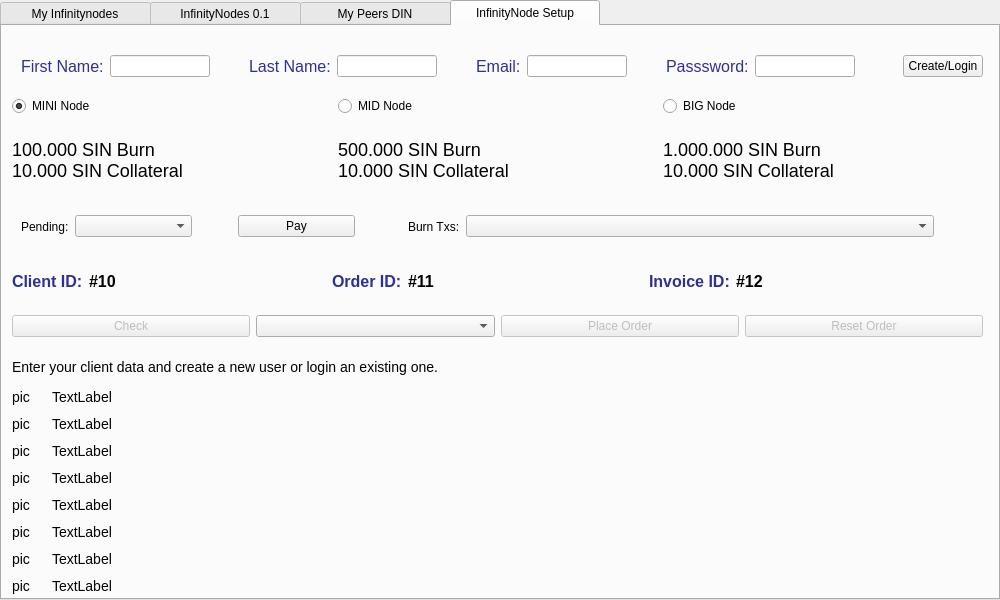
First picture: the form in src/qt/forms/masternodelist.ui, repository MIPPL/SIN-core, before the edit.
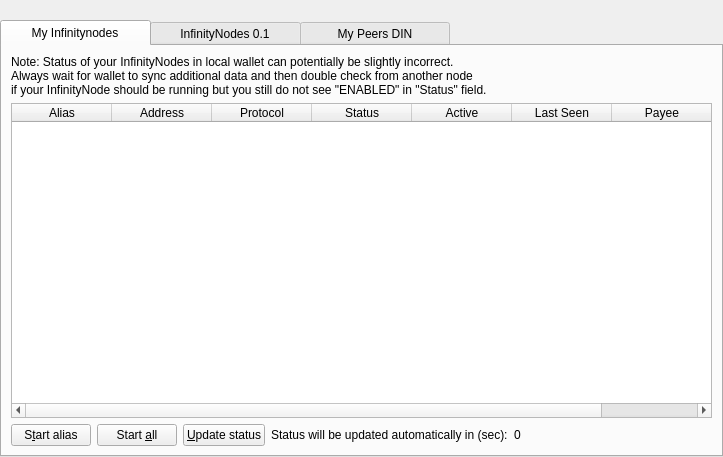
Second picture: the form after the edit.

Commit message:
Revert "DIN setup GUI minor visual fixes"
This reverts commit 56c819c6b324e4588f6ba9265bcb1923a2e4b6b0.

Diff of the .ui file:
```diff
--- a/src/qt/forms/masternodelist.ui
+++ b/src/qt/forms/masternodelist.ui
@@ -6,16 +6,10 @@
    <rect>
     <x>0</x>
     <y>0</y>
-    <width>1000</width>
-    <height>600</height>
+    <width>723</width>
+    <height>457</height>
    </rect>
   </property>
-  <property name="minimumSize">
-   <size>
-    <width>1000</width>
-    <height>600</height>
-   </size>
-  </property>
   <property name="windowTitle">
    <string>Form</string>
   </property>
@@ -24,7 +18,7 @@
 width: 150px; 
 }</string>
   </property>
-  <layout class="QHBoxLayout" name="horizontalLayout_2">
+  <layout class="QVBoxLayout" name="topLayout">
    <property name="leftMargin">
     <number>0</number>
    </property>
@@ -38,14 +32,27 @@
     <number>0</number>
    </property>
    <item>
-    <layout class="QHBoxLayout" name="horizontalLayout_7">
+    <layout class="QVBoxLayout" name="verticalLayout">
      <property name="bottomMargin">
       <number>0</number>
      </property>
+     <item>
+      <spacer name="horizontalSpacer0">
+       <property name="orientation">
+        <enum>Qt::Horizontal</enum>
+       </property>
+       <property name="sizeHint" stdset="0">
+        <size>
+         <width>40</width>
+         <height>20</height>
+        </size>
+       </property>
+      </spacer>
+     </item>
      <item>
       <widget class="QTabWidget" name="tabWidget">
        <property name="currentIndex">
-        <number>3</number>
+        <number>0</number>
        </property>
        <widget class="QWidget" name="tabMyMasternodes">
         <attribute name="title">
@@ -436,779 +443,6 @@
          </item>
         </layout>
        </widget>
-       <widget class="QWidget" name="tabNodeSetup">
-        <attribute name="title">
-         <string>InfinityNode Setup</string>
-        </attribute>
-        <widget class="QWidget" name="gridLayoutWidget">
-         <property name="geometry">
-          <rect>
-           <x>10</x>
-           <y>70</y>
-           <width>971</width>
-           <height>101</height>
-          </rect>
-         </property>
-         <layout class="QGridLayout" name="nodeSelect">
-          <property name="sizeConstraint">
-           <enum>QLayout::SetDefaultConstraint</enum>
-          </property>
-          <item row="1" column="0">
-           <widget class="QLabel" name="labelLILDesc">
-            <property name="styleSheet">
-             <string notr="true">font-size:18px;
-color:#000000;</string>
-            </property>
-            <property name="text">
-             <string>100.000 SIN Burn
-10.000 SIN Collateral</string>
-            </property>
-           </widget>
-          </item>
-          <item row="0" column="1">
-           <widget class="QRadioButton" name="radioMIDNode">
-            <property name="text">
-             <string>MID Node</string>
-            </property>
-            <attribute name="buttonGroup">
-             <string notr="true">buttonGroup</string>
-            </attribute>
-           </widget>
-          </item>
-          <item row="1" column="1">
-           <widget class="QLabel" name="labelMIDDesc">
-            <property name="styleSheet">
-             <string notr="true">font-size:18px;
-color:#000000;</string>
-            </property>
-            <property name="text">
-             <string>500.000 SIN Burn
-10.000 SIN Collateral</string>
-            </property>
-           </widget>
-          </item>
-          <item row="0" column="0">
-           <widget class="QRadioButton" name="radioLILNode">
-            <property name="text">
-             <string>MINI Node</string>
-            </property>
-            <property name="checked">
-             <bool>true</bool>
-            </property>
-            <attribute name="buttonGroup">
-             <string notr="true">buttonGroup</string>
-            </attribute>
-           </widget>
-          </item>
-          <item row="0" column="2">
-           <widget class="QRadioButton" name="radioBIGNode">
-            <property name="text">
-             <string>BIG Node</string>
-            </property>
-            <attribute name="buttonGroup">
-             <string notr="true">buttonGroup</string>
-            </attribute>
-           </widget>
-          </item>
-          <item row="1" column="2">
-           <widget class="QLabel" name="labelBIGDesc">
-            <property name="styleSheet">
-             <string notr="true">font-size:18px;
-color:#000000;</string>
-            </property>
-            <property name="text">
-             <string>1.000.000 SIN Burn
-10.000 SIN Collateral</string>
-            </property>
-           </widget>
-          </item>
-         </layout>
-        </widget>
-        <widget class="QWidget" name="verticalLayoutWidget_2">
-         <property name="geometry">
-          <rect>
-           <x>50</x>
-           <y>360</y>
-           <width>931</width>
-           <height>210</height>
-          </rect>
-         </property>
-         <layout class="QVBoxLayout" name="verticalLayout_5">
-          <item>
-           <widget class="QLabel" name="labelTxt_1">
-            <property name="styleSheet">
-             <string notr="true">font-size:14px;</string>
-            </property>
-            <property name="text">
-             <string>TextLabel</string>
-            </property>
-           </widget>
-          </item>
-          <item>
-           <widget class="QLabel" name="labelTxt_2">
-            <property name="styleSheet">
-             <string notr="true">font-size:14px;</string>
-            </property>
-            <property name="text">
-             <string>TextLabel</string>
-            </property>
-           </widget>
-          </item>
-          <item>
-           <widget class="QLabel" name="labelTxt_3">
-            <property name="styleSheet">
-             <string notr="true">font-size:14px;</string>
-            </property>
-            <property name="text">
-             <string>TextLabel</string>
-            </property>
-           </widget>
-          </item>
-          <item>
-           <widget class="QLabel" name="labelTxt_4">
-            <property name="styleSheet">
-             <string notr="true">font-size:14px;</string>
-            </property>
-            <property name="text">
-             <string>TextLabel</string>
-            </property>
-           </widget>
-          </item>
-          <item>
-           <widget class="QLabel" name="labelTxt_5">
-            <property name="styleSheet">
-             <string notr="true">font-size:14px;</string>
-            </property>
-            <property name="text">
-             <string>TextLabel</string>
-            </property>
-           </widget>
-          </item>
-          <item>
-           <widget class="QLabel" name="labelTxt_6">
-            <property name="styleSheet">
-             <string notr="true">font-size:14px;</string>
-            </property>
-            <property name="text">
-             <string>TextLabel</string>
-            </property>
-           </widget>
-          </item>
-          <item>
-           <widget class="QLabel" name="labelTxt_7">
-            <property name="styleSheet">
-             <string notr="true">font-size:14px;</string>
-            </property>
-            <property name="text">
-             <string>TextLabel</string>
-            </property>
-           </widget>
-          </item>
-          <item>
-           <widget class="QLabel" name="labelTxt_8">
-            <property name="styleSheet">
-             <string notr="true">font-size:14px;</string>
-            </property>
-            <property name="text">
-             <string>TextLabel</string>
-            </property>
-           </widget>
-          </item>
-         </layout>
-        </widget>
-        <widget class="QWidget" name="verticalLayoutWidget_3">
-         <property name="geometry">
-          <rect>
-           <x>10</x>
-           <y>360</y>
-           <width>41</width>
-           <height>210</height>
-          </rect>
-         </property>
-         <layout class="QVBoxLayout" name="verticalLayout_6">
-          <item>
-           <widget class="QLabel" name="labelPic_1">
-            <property name="styleSheet">
-             <string notr="true">font-size:14px;</string>
-            </property>
-            <property name="text">
-             <string>pic</string>
-            </property>
-           </widget>
-          </item>
-          <item>
-           <widget class="QLabel" name="labelPic_2">
-            <property name="styleSheet">
-             <string notr="true">font-size:14px;</string>
-            </property>
-            <property name="text">
-             <string>pic</string>
-            </property>
-           </widget>
-          </item>
-          <item>
-           <widget class="QLabel" name="labelPic_3">
-            <property name="styleSheet">
-             <string notr="true">font-size:14px;</string>
-            </property>
-            <property name="text">
-             <string>pic</string>
-            </property>
-           </widget>
-          </item>
-          <item>
-           <widget class="QLabel" name="labelPic_4">
-            <property name="styleSheet">
-             <string notr="true">font-size:14px;</string>
-            </property>
-            <property name="text">
-             <string>pic</string>
-            </property>
-           </widget>
-          </item>
-          <item>
-           <widget class="QLabel" name="labelPic_5">
-            <property name="styleSheet">
-             <string notr="true">font-size:14px;</string>
-            </property>
-            <property name="text">
-             <string>pic</string>
-            </property>
-           </widget>
-          </item>
-          <item>
-           <widget class="QLabel" name="labelPic_6">
-            <property name="styleSheet">
-             <string notr="true">font-size:14px;</string>
-            </property>
-            <property name="text">
-             <string>pic</string>
-            </property>
-           </widget>
-          </item>
-          <item>
-           <widget class="QLabel" name="labelPic_7">
-            <property name="styleSheet">
-             <string notr="true">font-size:14px;</string>
-            </property>
-            <property name="text">
-             <string>pic</string>
-            </property>
-           </widget>
-          </item>
-          <item>
-           <widget class="QLabel" name="labelPic_8">
-            <property name="styleSheet">
-             <string notr="true">font-size:14px;</string>
-            </property>
-            <property name="text">
-             <string>pic</string>
-            </property>
-           </widget>
-          </item>
-         </layout>
-        </widget>
-        <widget class="QWidget" name="setupButtons" native="true">
-         <property name="geometry">
-          <rect>
-           <x>10</x>
-           <y>270</y>
-           <width>971</width>
-           <height>61</height>
-          </rect>
-         </property>
-         <layout class="QHBoxLayout" name="horizontalLayout">
-          <item>
-           <widget class="QPushButton" name="btnCheck">
-            <property name="enabled">
-             <bool>false</bool>
-            </property>
-            <property name="text">
-             <string>Check</string>
-            </property>
-           </widget>
-          </item>
-          <item>
-           <widget class="QComboBox" name="comboBilling"/>
-          </item>
-          <item>
-           <widget class="QPushButton" name="btnSetup">
-            <property name="enabled">
-             <bool>false</bool>
-            </property>
-            <property name="text">
-             <string>Place Order</string>
-            </property>
-           </widget>
-          </item>
-          <item>
-           <widget class="QPushButton" name="btnSetupReset">
-            <property name="enabled">
-             <bool>false</bool>
-            </property>
-            <property name="text">
-             <string>Reset Order</string>
-            </property>
-           </widget>
-          </item>
-         </layout>
-        </widget>
-        <widget class="QWidget" name="horizontalLayoutWidget_3">
-         <property name="geometry">
-          <rect>
-           <x>10</x>
-           <y>330</y>
-           <width>971</width>
-           <height>21</height>
-          </rect>
-         </property>
-         <layout class="QHBoxLayout" name="horizontalLayout_6">
-          <item>
-           <widget class="QLabel" name="labelMessage">
-            <property name="minimumSize">
-             <size>
-              <width>0</width>
-              <height>0</height>
-             </size>
-            </property>
-            <property name="styleSheet">
-             <string notr="true">font-size:14px;</string>
-            </property>
-            <property name="text">
-             <string>Enter your client data and create a new user or login an existing one.</string>
-            </property>
-           </widget>
-          </item>
-         </layout>
-        </widget>
-        <widget class="QWidget" name="horizontalLayoutWidget_2">
-         <property name="geometry">
-          <rect>
-           <x>10</x>
-           <y>10</y>
-           <width>971</width>
-           <height>61</height>
-          </rect>
-         </property>
-         <layout class="QHBoxLayout" name="horizontalLayout_4">
-          <item>
-           <widget class="QWidget" name="widgetLogin" native="true">
-            <layout class="QHBoxLayout" name="horizontalLayout_10">
-             <item>
-              <widget class="QLabel" name="labelFirstName">
-               <property name="font">
-                <font>
-                 <pointsize>-1</pointsize>
-                 <weight>50</weight>
-                 <bold>false</bold>
-                </font>
-               </property>
-               <property name="styleSheet">
-                <string notr="true">font-size:16px;
-color: #2E3191;</string>
-               </property>
-               <property name="text">
-                <string>First Name:</string>
-               </property>
-              </widget>
-             </item>
-             <item>
-              <widget class="QLineEdit" name="txtFirstName"/>
-             </item>
-             <item>
-              <spacer name="horizontalSpacer">
-               <property name="orientation">
-                <enum>Qt::Horizontal</enum>
-               </property>
-               <property name="sizeHint" stdset="0">
-                <size>
-                 <width>40</width>
-                 <height>20</height>
-                </size>
-               </property>
-              </spacer>
-             </item>
-             <item>
-              <widget class="QLabel" name="labelLastName">
-               <property name="font">
-                <font>
-                 <pointsize>-1</pointsize>
-                 <weight>50</weight>
-                 <bold>false</bold>
-                </font>
-               </property>
-               <property name="styleSheet">
-                <string notr="true">font-size:16px;
-color: #2E3191;</string>
-               </property>
-               <property name="text">
-                <string>Last Name:</string>
-               </property>
-              </widget>
-             </item>
-             <item>
-              <widget class="QLineEdit" name="txtLastName"/>
-             </item>
-             <item>
-              <spacer name="horizontalSpacer_2">
-               <property name="orientation">
-                <enum>Qt::Horizontal</enum>
-               </property>
-               <property name="sizeHint" stdset="0">
-                <size>
-                 <width>40</width>
-                 <height>20</height>
-                </size>
-               </property>
-              </spacer>
-             </item>
-             <item>
-              <widget class="QLabel" name="labelEmail">
-               <property name="font">
-                <font>
-                 <pointsize>-1</pointsize>
-                 <weight>50</weight>
-                 <bold>false</bold>
-                </font>
-               </property>
-               <property name="styleSheet">
-                <string notr="true">font-size:16px;
-color: #2E3191;</string>
-               </property>
-               <property name="text">
-                <string>Email:</string>
-               </property>
-              </widget>
-             </item>
-             <item>
-              <widget class="QLineEdit" name="txtEmail"/>
-             </item>
-             <item>
-              <spacer name="horizontalSpacer_4">
-               <property name="orientation">
-                <enum>Qt::Horizontal</enum>
-               </property>
-               <property name="sizeHint" stdset="0">
-                <size>
-                 <width>40</width>
-                 <height>20</height>
-                </size>
-               </property>
-              </spacer>
-             </item>
-             <item>
-              <widget class="QLabel" name="labelPassword">
-               <property name="font">
-                <font>
-                 <pointsize>-1</pointsize>
-                 <weight>50</weight>
-                 <bold>false</bold>
-                </font>
-               </property>
-               <property name="styleSheet">
-                <string notr="true">font-size:16px;
-color: #2E3191;</string>
-               </property>
-               <property name="text">
-                <string>Passsword:</string>
-               </property>
-              </widget>
-             </item>
-             <item>
-              <widget class="QLineEdit" name="txtPassword">
-               <property name="echoMode">
-                <enum>QLineEdit::Password</enum>
-               </property>
-              </widget>
-             </item>
-             <item>
-              <spacer name="horizontalSpacer_7">
-               <property name="orientation">
-                <enum>Qt::Horizontal</enum>
-               </property>
-               <property name="sizeHint" stdset="0">
-                <size>
-                 <width>40</width>
-                 <height>20</height>
-                </size>
-               </property>
-              </spacer>
-             </item>
-            </layout>
-           </widget>
-          </item>
-          <item>
-           <spacer name="horizontalSpacer_8">
-            <property name="orientation">
-             <enum>Qt::Horizontal</enum>
-            </property>
-            <property name="sizeHint" stdset="0">
-             <size>
-              <width>40</width>
-              <height>20</height>
-             </size>
-            </property>
-           </spacer>
-          </item>
-          <item>
-           <widget class="QPushButton" name="btnLogin">
-            <property name="text">
-             <string>Create/Login</string>
-            </property>
-           </widget>
-          </item>
-          <item>
-           <layout class="QHBoxLayout" name="horizontalLayout_8"/>
-          </item>
-         </layout>
-        </widget>
-        <widget class="QWidget" name="horizontalLayoutWidget_6">
-         <property name="geometry">
-          <rect>
-           <x>10</x>
-           <y>170</y>
-           <width>971</width>
-           <height>61</height>
-          </rect>
-         </property>
-         <layout class="QHBoxLayout" name="horizontalLayout_12">
-          <item>
-           <widget class="QWidget" name="widgetCurrent" native="true">
-            <layout class="QHBoxLayout" name="horizontalLayout_11" stretch="1,5,0,5,2,2,20,0">
-             <property name="spacing">
-              <number>6</number>
-             </property>
-             <item>
-              <widget class="QLabel" name="labelInvoicePending">
-               <property name="text">
-                <string>Pending:</string>
-               </property>
-              </widget>
-             </item>
-             <item>
-              <widget class="QComboBox" name="comboInvoice"/>
-             </item>
-             <item>
-              <spacer name="horizontalSpacer_10">
-               <property name="orientation">
-                <enum>Qt::Horizontal</enum>
-               </property>
-               <property name="sizeHint" stdset="0">
-                <size>
-                 <width>40</width>
-                 <height>20</height>
-                </size>
-               </property>
-              </spacer>
-             </item>
-             <item>
-              <widget class="QPushButton" name="payButton">
-               <property name="text">
-                <string>Pay</string>
-               </property>
-              </widget>
-             </item>
-             <item>
-              <spacer name="horizontalSpacer_11">
-               <property name="orientation">
-                <enum>Qt::Horizontal</enum>
-               </property>
-               <property name="sizeHint" stdset="0">
-                <size>
-                 <width>40</width>
-                 <height>20</height>
-                </size>
-               </property>
-              </spacer>
-             </item>
-             <item>
-              <widget class="QLabel" name="labelBurns">
-               <property name="text">
-                <string>Burn Txs:</string>
-               </property>
-              </widget>
-             </item>
-             <item>
-              <widget class="QComboBox" name="comboBurnTx"/>
-             </item>
-             <item>
-              <spacer name="horizontalSpacer_9">
-               <property name="orientation">
-                <enum>Qt::Horizontal</enum>
-               </property>
-               <property name="sizeHint" stdset="0">
-                <size>
-                 <width>40</width>
-                 <height>20</height>
-                </size>
-               </property>
-              </spacer>
-             </item>
-            </layout>
-           </widget>
-          </item>
-         </layout>
-        </widget>
-        <widget class="QWidget" name="horizontalLayoutWidget_7">
-         <property name="geometry">
-          <rect>
-           <x>10</x>
-           <y>240</y>
-           <width>961</width>
-           <height>31</height>
-          </rect>
-         </property>
-         <layout class="QHBoxLayout" name="horizontalLayout_13">
-          <item>
-           <widget class="QLabel" name="labelClientIdValue">
-            <property name="font">
-             <font>
-              <pointsize>-1</pointsize>
-              <weight>75</weight>
-              <bold>true</bold>
-             </font>
-            </property>
-            <property name="styleSheet">
-             <string notr="true">font-size:16px;
-color: #2E3191;</string>
-            </property>
-            <property name="text">
-             <string>Client ID:</string>
-            </property>
-           </widget>
-          </item>
-          <item>
-           <widget class="QLabel" name="labelClientId">
-            <property name="font">
-             <font>
-              <pointsize>-1</pointsize>
-              <weight>75</weight>
-              <bold>true</bold>
-             </font>
-            </property>
-            <property name="styleSheet">
-             <string notr="true">font-size:16px;
-</string>
-            </property>
-            <property name="text">
-             <string>#10</string>
-            </property>
-           </widget>
-          </item>
-          <item>
-           <spacer name="horizontalSpacer_12">
-            <property name="orientation">
-             <enum>Qt::Horizontal</enum>
-            </property>
-            <property name="sizeHint" stdset="0">
-             <size>
-              <width>40</width>
-              <height>20</height>
-             </size>
-            </property>
-           </spacer>
-          </item>
-          <item>
-           <widget class="QLabel" name="labelOrder">
-            <property name="font">
-             <font>
-              <pointsize>-1</pointsize>
-              <weight>75</weight>
-              <bold>true</bold>
-             </font>
-            </property>
-            <property name="styleSheet">
-             <string notr="true">font-size:16px;
-color: #2E3191;</string>
-            </property>
-            <property name="text">
-             <string>Order ID:</string>
-            </property>
-           </widget>
-          </item>
-          <item>
-           <widget class="QLabel" name="labelOrderID">
-            <property name="font">
-             <font>
-              <pointsize>-1</pointsize>
-              <weight>75</weight>
-              <bold>true</bold>
-             </font>
-            </property>
-            <property name="styleSheet">
-             <string notr="true">font-size:16px;
-</string>
-            </property>
-            <property name="text">
-             <string>#11</string>
-            </property>
-           </widget>
-          </item>
-          <item>
-           <spacer name="horizontalSpacer_13">
-            <property name="orientation">
-             <enum>Qt::Horizontal</enum>
-            </property>
-            <property name="sizeHint" stdset="0">
-             <size>
-              <width>40</width>
-              <height>20</height>
-             </size>
-            </property>
-           </spacer>
-          </item>
-          <item>
-           <widget class="QLabel" name="labelInvoice">
-            <property name="font">
-             <font>
-              <pointsize>-1</pointsize>
-              <weight>75</weight>
-              <bold>true</bold>
-             </font>
-            </property>
-            <property name="styleSheet">
-             <string notr="true">font-size:16px;
-color: #2E3191;</string>
-            </property>
-            <property name="text">
-             <string>Invoice ID:</string>
-            </property>
-           </widget>
-          </item>
-          <item>
-           <widget class="QLabel" name="labelInvoiceID">
-            <property name="font">
-             <font>
-              <pointsize>-1</pointsize>
-              <weight>75</weight>
-              <bold>true</bold>
-             </font>
-            </property>
-            <property name="styleSheet">
-             <string notr="true">font-size:16px;
-</string>
-            </property>
-            <property name="text">
-             <string>#12</string>
-            </property>
-           </widget>
-          </item>
-          <item>
-           <spacer name="horizontalSpacer_14">
-            <property name="orientation">
-             <enum>Qt::Horizontal</enum>
-            </property>
-            <property name="sizeHint" stdset="0">
-             <size>
-              <width>40</width>
-              <height>20</height>
-             </size>
-            </property>
-           </spacer>
-          </item>
-         </layout>
-        </widget>
-       </widget>
       </widget>
      </item>
     </layout>
```
Left out of the diff: 35 changed lines with no effect on the pictures. The commit also changes 1 other file.
